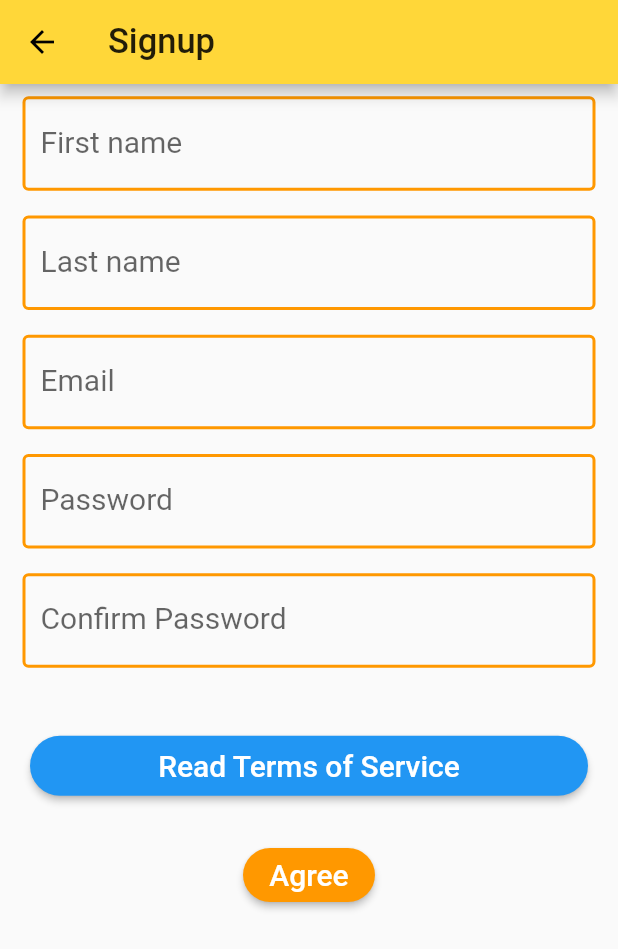
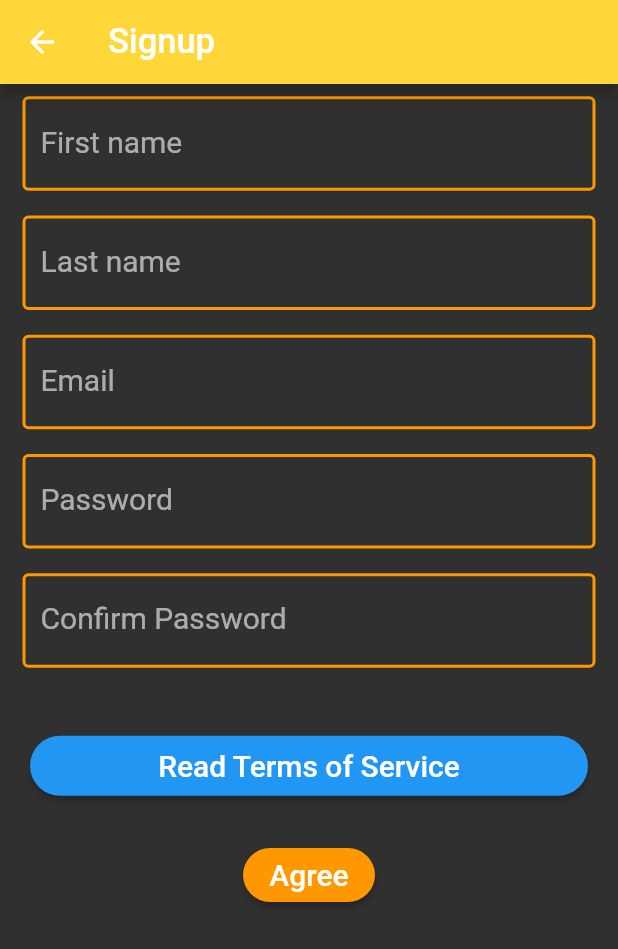
Before and after one commit to BimsaraGunarathna/mcq_app, a Flutter app: the SignupPage screen opened by its route, on a phone screen of 412 x 824 dp. Shown: the top 949 px of the screen. Run offline on Flutter 3.47's test engine with Material 2 defaults, Android fonts, the phone set to English and light mode, and no system bars; our stand-ins replace carousel_slider, file_picker, flutter_icons, flutter_image_compress, image_picker, permission_handler and 1 more; missing offline and left inert: amazon_cognito_identity_dart, vin_decoder; accounts and stored records are empty; network calls fail; statements that could not run were skipped.

Commit message:
Major changes

```diff
--- a/lib/main.dart
+++ b/lib/main.dart
@@ -27,6 +27,9 @@ import './providers/vehicles.dart';
 import './providers/wishlist.dart';
 import './providers/orders.dart';
 import './providers/auth.dart';
+
+//Themes
+import './theme/theme.dart';
 
 void main() => runApp(MyApp());
 
@@ -102,18 +105,11 @@ class _MyAppState extends State<MyApp> {
       child: Consumer<Auth>(
         builder: (context, authData, _) => MaterialApp(
           title: 'Go Now',
+          /*
           theme: ThemeData(
-            // This is the theme of your application.
-            //
-            // Try running your application with "flutter run". You'll see the
-            // application has a blue toolbar. Then, without quitting the app, try
-            // changing the primarySwatch below to Colors.green and then invoke
-            // "hot reload" (press "r" in the console where you ran "flutter run",
-            // or simply save your changes to "hot reload" in a Flutter IDE).
-            // Notice that the counter didn't reset back to zero; the application
-            // is not restarted.
             primarySwatch: Colors.orange,
           ),
+          */
           //home: CreateNewPasswordPage(),
           //home: VehicleItemPage(),
           //home: LoginPage(),
@@ -121,6 +117,8 @@ class _MyAppState extends State<MyApp> {
           //home: SearchPage(),
           //home: HomePage(),
           home: RootPage(),
+          theme: AppTheme.lightTheme,
+          //home: HomePage(),
           //home: BottomNavigationBarController(),
           //home: TestPage(),
           //home: EditVehiclePage(),
@@ -147,7 +145,8 @@ class _MyAppState extends State<MyApp> {
             TripPage.routeName: (ctx) => TripPage(),
             OffersPage.routeName: (ctx) => OffersPage(),
             //Bottom Navigator
-            BottomNavigationBarController.routeName: (ctx) => BottomNavigationBarController(),
+            BottomNavigationBarController.routeName: (ctx) =>
+                BottomNavigationBarController(),
           },
         ),
       ),
--- a/lib/pages/root_page.dart
+++ b/lib/pages/root_page.dart
@@ -5,7 +5,7 @@ import 'package:provider/provider.dart';
 import '../providers/auth.dart';
 
 //Pages
-import './login_page.dart';
+//import './login_page.dart';
 import '../navigation/bottom-nav-bar-controller.dart';
 
 //websocket
@@ -49,7 +49,8 @@ class _RootPageState extends State<RootPage> {
 
   Future<void> testWebsocket() async {
     print('WebScoket is called');
-    var channel = IOWebSocketChannel.connect("wss://3bpxptbbj1.execute-api.ap-south-1.amazonaws.com/dev");
+    var channel = IOWebSocketChannel.connect(
+        "wss://3bpxptbbj1.execute-api.ap-south-1.amazonaws.com/dev");
 
     channel.stream.listen((message) {
       print('WebScoket: ' + message);
--- a/lib/pages/search_page.dart
+++ b/lib/pages/search_page.dart
@@ -4,19 +4,19 @@ import 'package:provider/provider.dart';
 
 //Widgets
 import '../widgets/vehicle_grid.dart';
-import '../widgets//badge.dart.dart';
 import '../widgets/app_drawer.dart';
+import '../widgets/badge.dart.dart';
 
 //Providers
 import '../providers/vehicles.dart';
 import '../providers/auth.dart';
 import '../providers/wishlist.dart';
 
-//Pages
-import './wishlist_page.dart';
-
 //Exceptions
 import '../exceptions/http_exception.dart';
+
+//Pages
+import '../pages/wishlist_page.dart';
 
 //Services
 import '../services/custom_search_delegate.dart';
@@ -59,7 +59,8 @@ class _SearchPageState extends State<SearchPage> {
 
   Future<void> _getIdentityId() async {
     try {
-      String identityId = Provider.of<Auth>(context, listen: false).getIdentityId();
+      String identityId =
+          Provider.of<Auth>(context, listen: false).getIdentityId();
       print('Identity ID @ Search : $identityId');
       Provider.of<Vehicles>(context, listen: false).haveIdentityId(identityId);
       setState(() {
@@ -232,17 +233,7 @@ class _SearchPageState extends State<SearchPage> {
         ],
       ),
       drawer: AppDrawer(),
-      body: RefreshIndicator(
-        displacement: 5.0,
-        onRefresh: _refreshVehicles,
-        child: _isLoading
-            ? Container(
-                child: Center(
-                  child: CircularProgressIndicator(),
-                ),
-              )
-            : VehicleGrid(),
-      ),
+      body: VehicleGrid(),
     );
   }
 }
--- a/lib/testing/websocket.dart
+++ b/lib/testing/websocket.dart
@@ -1,8 +1,7 @@
 import 'package:flutter/foundation.dart';
-import 'package:web_socket_channel/io.dart';
+//import 'package:web_socket_channel/io.dart';
 import 'package:flutter/material.dart';
 import 'package:web_socket_channel/web_socket_channel.dart';
-
 
 class WebSocket extends StatefulWidget {
   final String title;
--- /dev/null
+++ b/lib/theme/color/light_color.dart
@@ -0,0 +1,37 @@
+import 'package:flutter/material.dart';
+
+class LightColor {
+  static const Color background = Color(0XFFFFFFFF);
+
+  static const Color titleTextColor = const Color(0xff5a5d85);
+  static const Color subTitleTextColor = const Color(0xff797878);
+
+  static const Color bottonTitleTextColor = const Color(0xffd4d4ea);
+
+  static const Color grey = Color(0xff9D99A7);
+  static const Color darkgrey = Color(0xff625f6a);
+
+  static const Color yellow = Color(0xfffbbd5c);
+
+  static const Color orange = Color(0xfff96d5b);
+  static const Color darkOrange = Color(0xfff46352);
+  static const Color lightOrange = Color(0xfffa8e5c);
+  static const Color lightOrange2 = Color(0xfff97d6d);
+
+  static const Color purple = Color(0xff7a81dd);
+  static const Color lightpurple = Color(0xff898edf);
+  static const Color darkpurple = Color(0xff7178d3);
+  static const Color extraDarkPurple = Color(0xff494c79);
+
+  static const Color seeBlue = Color(0xff73d4dd);
+  static const Color darkseeBlue = Color(0xff63c4cf);
+  static const Color lightseeBlue = Color(0xffb9e6fc);
+
+  static const Color brighter = Color(0xff3754aa);
+  static const Color Darker = Color(0xffffffff);
+  static const Color black = Color(0xff040405);
+  static const Color lightblack = Color(0xff3E404D);
+  static const Color lightGrey = Color(0xffDFE7DD);
+  static const Color darkBlue = Color(0xff13165A);
+  static const Color lightBlue = Color(0xff203387);
+}
--- /dev/null
+++ b/lib/theme/theme.dart
@@ -0,0 +1,46 @@
+import 'package:flutter/material.dart';
+import 'color/light_color.dart';
+
+class AppTheme {
+  const AppTheme();
+  static ThemeData lightTheme = ThemeData(
+    primarySwatch: Colors.blue,
+    backgroundColor: LightColor.background,
+    primaryColor: LightColor.purple,
+    accentColor: LightColor.lightblack,
+    primaryColorDark: LightColor.Darker,
+    primaryColorLight: LightColor.brighter,
+    cardTheme: CardTheme(color: LightColor.background),
+    textTheme: TextTheme(display1: TextStyle(color: LightColor.black)),
+    iconTheme: IconThemeData(color: LightColor.lightblack),
+    bottomAppBarColor: LightColor.background,
+    dividerColor: LightColor.lightGrey,
+    colorScheme: ColorScheme(
+        primary: LightColor.purple,
+        primaryVariant: LightColor.purple,
+        secondary: LightColor.lightBlue,
+        secondaryVariant: LightColor.darkBlue,
+        surface: LightColor.background,
+        background: LightColor.background,
+        error: Colors.red,
+        onPrimary: LightColor.Darker,
+        onSecondary: LightColor.background,
+        onSurface: LightColor.Darker,
+        onBackground: LightColor.titleTextColor,
+        onError: LightColor.titleTextColor,
+        brightness: Brightness.dark),
+  );
+
+  static TextStyle titleStyle =
+      const TextStyle(color: LightColor.titleTextColor, fontSize: 16);
+  static TextStyle subTitleStyle =
+      const TextStyle(color: LightColor.subTitleTextColor, fontSize: 12);
+
+  static TextStyle h1Style =
+      const TextStyle(fontSize: 24, fontWeight: FontWeight.bold);
+  static TextStyle h2Style = const TextStyle(fontSize: 22);
+  static TextStyle h3Style = const TextStyle(fontSize: 20);
+  static TextStyle h4Style = const TextStyle(fontSize: 18);
+  static TextStyle h5Style = const TextStyle(fontSize: 16);
+  static TextStyle h6Style = const TextStyle(fontSize: 14);
+}
```
Also changed, not shown: lib/pages/vin_scanner_page.dart (line endings or trailing spaces), 1 other file.
